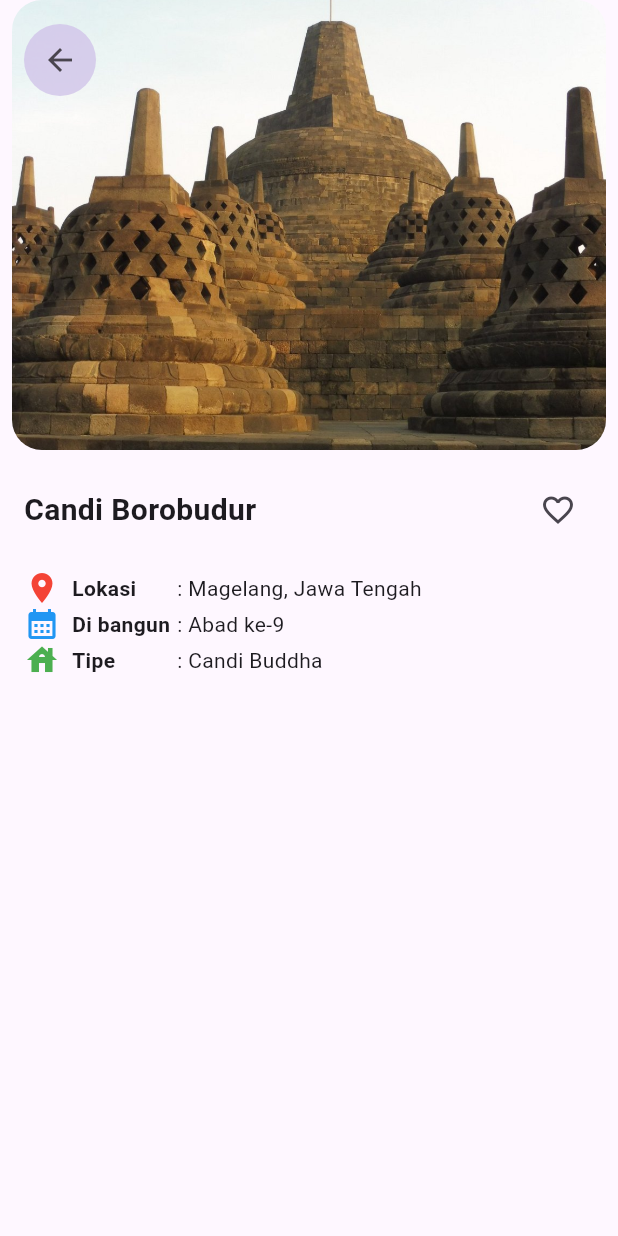
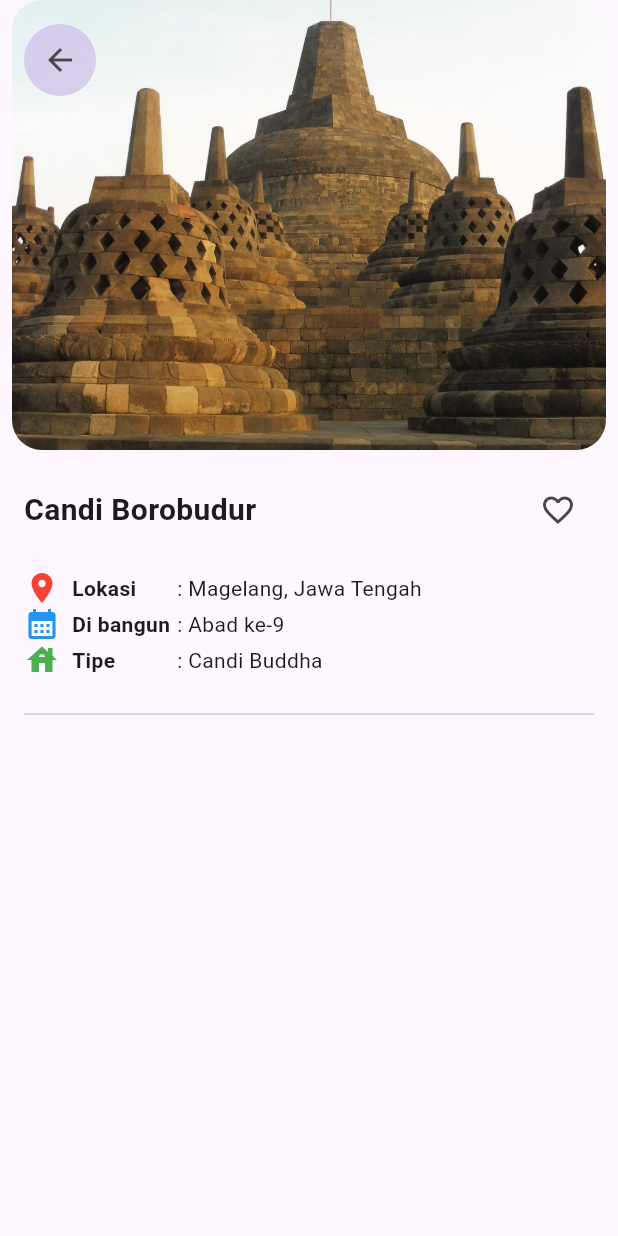
Before and after one commit to 2024-2025-Gasal-PABI-SI5B/project-wisata-candi-si5b-firaav, a Flutter app: the screen it shows after launch, on a phone screen of 412 x 824 dp. Run offline on Flutter 3.47's test engine with Material 3 defaults, Android fonts, the phone set to English and light mode, and no system bars.

Commit message:
Update detail_screen.dart

```diff
--- a/candi_alfira/lib/screens/detail_screen.dart
+++ b/candi_alfira/lib/screens/detail_screen.dart
@@ -122,6 +122,10 @@ class DetailScreen extends StatelessWidget {
                   ),
                   Text(': ${candi.type}')
                 ],),
+                //pemisah
+                const SizedBox (height: 16,),
+                Divider(color :Colors.deepPurple.shade100),
+                const SizedBox(height: 16,)
                 //info bawah
               ],
             )
```
